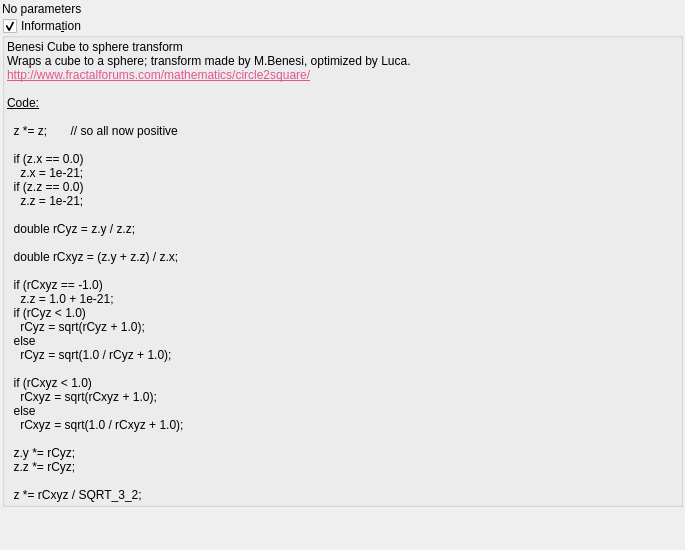
buddhi1980/mandelbulber2, file mandelbulber2/qt_data/fractal_transf_benesi_cube_sphere.ui: the form before one commit.
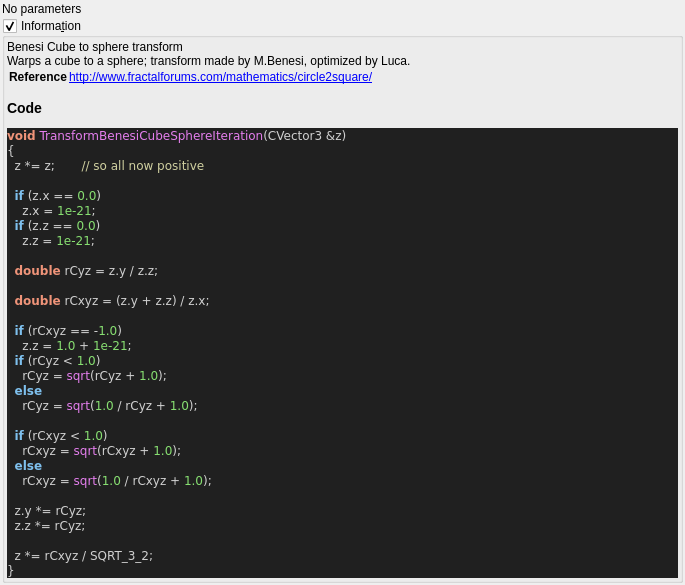
The form after the commit. Custom widgets are drawn as their Qt base class.

Commit message:
added all transforms information boxes
now all formulas can be parsed.

@buddhi do you got a reference for Xenodreambuie formula?

```diff
--- a/mandelbulber2/qt_data/fractal_transf_benesi_cube_sphere.ui
+++ b/mandelbulber2/qt_data/fractal_transf_benesi_cube_sphere.ui
@@ -69,43 +69,52 @@
       <item>
        <widget class="QLabel" name="label_4">
         <property name="text">
-         <string>&lt;!DOCTYPE HTML PUBLIC &quot;-//W3C//DTD HTML 4.0//EN&quot; &quot;http://www.w3.org/TR/REC-html40/strict.dtd&quot;&gt;
-&lt;html&gt;&lt;head&gt;&lt;meta name=&quot;qrichtext&quot; content=&quot;1&quot; /&gt;&lt;style type=&quot;text/css&quot;&gt;
-p, li { white-space: pre-wrap; }
-&lt;/style&gt;&lt;/head&gt;&lt;body&gt;
-&lt;p style=&quot; margin-top:0px; margin-bottom:0px; margin-left:0px; margin-right:0px; -qt-block-indent:0; text-indent:0px;&quot;&gt;Benesi Cube to sphere transform&lt;/p&gt;
-&lt;p style=&quot; margin-top:0px; margin-bottom:0px; margin-left:0px; margin-right:0px; -qt-block-indent:0; text-indent:0px;&quot;&gt;Wraps a cube to a sphere; transform made by M.Benesi, optimized by Luca.&lt;/p&gt;
-&lt;p style=&quot; margin-top:0px; margin-bottom:0px; margin-left:0px; margin-right:0px; -qt-block-indent:0; text-indent:0px;&quot;&gt;&lt;a href=&quot;http://www.fractalforums.com/mathematics/circle2square/&quot;&gt;&lt;span style=&quot; text-decoration: underline; color:#e85290;&quot;&gt;http://www.fractalforums.com/mathematics/circle2square/&lt;/span&gt;&lt;/a&gt;&lt;/p&gt;
-&lt;p style=&quot;-qt-paragraph-type:empty; margin-top:0px; margin-bottom:0px; margin-left:0px; margin-right:0px; -qt-block-indent:0; text-indent:0px;&quot;&gt;&lt;br /&gt;&lt;/p&gt;
-&lt;p style=&quot; margin-top:0px; margin-bottom:0px; margin-left:0px; margin-right:0px; -qt-block-indent:0; text-indent:0px;&quot;&gt;&lt;span style=&quot; text-decoration: underline;&quot;&gt;Code:&lt;/span&gt;&lt;/p&gt;
-&lt;p style=&quot;-qt-paragraph-type:empty; margin-top:0px; margin-bottom:0px; margin-left:0px; margin-right:0px; -qt-block-indent:0; text-indent:0px; text-decoration: underline;&quot;&gt;&lt;br /&gt;&lt;/p&gt;
-&lt;p style=&quot; margin-top:0px; margin-bottom:0px; margin-left:0px; margin-right:0px; -qt-block-indent:0; text-indent:0px;&quot;&gt;  z *= z;       // so all now positive&lt;/p&gt;
-&lt;p style=&quot;-qt-paragraph-type:empty; margin-top:0px; margin-bottom:0px; margin-left:0px; margin-right:0px; -qt-block-indent:0; text-indent:0px;&quot;&gt;&lt;br /&gt;&lt;/p&gt;
-&lt;p style=&quot; margin-top:0px; margin-bottom:0px; margin-left:0px; margin-right:0px; -qt-block-indent:0; text-indent:0px;&quot;&gt;  if (z.x == 0.0)&lt;/p&gt;
-&lt;p style=&quot; margin-top:0px; margin-bottom:0px; margin-left:0px; margin-right:0px; -qt-block-indent:0; text-indent:0px;&quot;&gt;    z.x = 1e-21;&lt;/p&gt;
-&lt;p style=&quot; margin-top:0px; margin-bottom:0px; margin-left:0px; margin-right:0px; -qt-block-indent:0; text-indent:0px;&quot;&gt;  if (z.z == 0.0)&lt;/p&gt;
-&lt;p style=&quot; margin-top:0px; margin-bottom:0px; margin-left:0px; margin-right:0px; -qt-block-indent:0; text-indent:0px;&quot;&gt;    z.z = 1e-21;&lt;/p&gt;
-&lt;p style=&quot;-qt-paragraph-type:empty; margin-top:0px; margin-bottom:0px; margin-left:0px; margin-right:0px; -qt-block-indent:0; text-indent:0px;&quot;&gt;&lt;br /&gt;&lt;/p&gt;
-&lt;p style=&quot; margin-top:0px; margin-bottom:0px; margin-left:0px; margin-right:0px; -qt-block-indent:0; text-indent:0px;&quot;&gt;  double rCyz = z.y / z.z;&lt;/p&gt;
-&lt;p style=&quot;-qt-paragraph-type:empty; margin-top:0px; margin-bottom:0px; margin-left:0px; margin-right:0px; -qt-block-indent:0; text-indent:0px;&quot;&gt;&lt;br /&gt;&lt;/p&gt;
-&lt;p style=&quot; margin-top:0px; margin-bottom:0px; margin-left:0px; margin-right:0px; -qt-block-indent:0; text-indent:0px;&quot;&gt;  double rCxyz = (z.y + z.z) / z.x;&lt;/p&gt;
-&lt;p style=&quot;-qt-paragraph-type:empty; margin-top:0px; margin-bottom:0px; margin-left:0px; margin-right:0px; -qt-block-indent:0; text-indent:0px;&quot;&gt;&lt;br /&gt;&lt;/p&gt;
-&lt;p style=&quot; margin-top:0px; margin-bottom:0px; margin-left:0px; margin-right:0px; -qt-block-indent:0; text-indent:0px;&quot;&gt;  if (rCxyz == -1.0)&lt;/p&gt;
-&lt;p style=&quot; margin-top:0px; margin-bottom:0px; margin-left:0px; margin-right:0px; -qt-block-indent:0; text-indent:0px;&quot;&gt;    z.z = 1.0 + 1e-21;&lt;/p&gt;
-&lt;p style=&quot; margin-top:0px; margin-bottom:0px; margin-left:0px; margin-right:0px; -qt-block-indent:0; text-indent:0px;&quot;&gt;  if (rCyz &amp;lt; 1.0)&lt;/p&gt;
-&lt;p style=&quot; margin-top:0px; margin-bottom:0px; margin-left:0px; margin-right:0px; -qt-block-indent:0; text-indent:0px;&quot;&gt;    rCyz = sqrt(rCyz + 1.0);&lt;/p&gt;
-&lt;p style=&quot; margin-top:0px; margin-bottom:0px; margin-left:0px; margin-right:0px; -qt-block-indent:0; text-indent:0px;&quot;&gt;  else&lt;/p&gt;
-&lt;p style=&quot; margin-top:0px; margin-bottom:0px; margin-left:0px; margin-right:0px; -qt-block-indent:0; text-indent:0px;&quot;&gt;    rCyz = sqrt(1.0 / rCyz + 1.0);&lt;/p&gt;
-&lt;p style=&quot;-qt-paragraph-type:empty; margin-top:0px; margin-bottom:0px; margin-left:0px; margin-right:0px; -qt-block-indent:0; text-indent:0px;&quot;&gt;&lt;br /&gt;&lt;/p&gt;
-&lt;p style=&quot; margin-top:0px; margin-bottom:0px; margin-left:0px; margin-right:0px; -qt-block-indent:0; text-indent:0px;&quot;&gt;  if (rCxyz &amp;lt; 1.0)&lt;/p&gt;
-&lt;p style=&quot; margin-top:0px; margin-bottom:0px; margin-left:0px; margin-right:0px; -qt-block-indent:0; text-indent:0px;&quot;&gt;    rCxyz = sqrt(rCxyz + 1.0);&lt;/p&gt;
-&lt;p style=&quot; margin-top:0px; margin-bottom:0px; margin-left:0px; margin-right:0px; -qt-block-indent:0; text-indent:0px;&quot;&gt;  else&lt;/p&gt;
-&lt;p style=&quot; margin-top:0px; margin-bottom:0px; margin-left:0px; margin-right:0px; -qt-block-indent:0; text-indent:0px;&quot;&gt;    rCxyz = sqrt(1.0 / rCxyz + 1.0);&lt;/p&gt;
-&lt;p style=&quot;-qt-paragraph-type:empty; margin-top:0px; margin-bottom:0px; margin-left:0px; margin-right:0px; -qt-block-indent:0; text-indent:0px;&quot;&gt;&lt;br /&gt;&lt;/p&gt;
-&lt;p style=&quot; margin-top:0px; margin-bottom:0px; margin-left:0px; margin-right:0px; -qt-block-indent:0; text-indent:0px;&quot;&gt;  z.y *= rCyz;&lt;/p&gt;
-&lt;p style=&quot; margin-top:0px; margin-bottom:0px; margin-left:0px; margin-right:0px; -qt-block-indent:0; text-indent:0px;&quot;&gt;  z.z *= rCyz;&lt;/p&gt;
-&lt;p style=&quot;-qt-paragraph-type:empty; margin-top:0px; margin-bottom:0px; margin-left:0px; margin-right:0px; -qt-block-indent:0; text-indent:0px;&quot;&gt;&lt;br /&gt;&lt;/p&gt;
-&lt;p style=&quot; margin-top:0px; margin-bottom:0px; margin-left:0px; margin-right:0px; -qt-block-indent:0; text-indent:0px;&quot;&gt;  z *= rCxyz / SQRT_3_2;&lt;/p&gt;&lt;/body&gt;&lt;/html&gt;</string>
+         <string>&lt;p&gt;Benesi Cube to sphere transform&lt;br&gt;Warps a cube to a sphere; transform made by M.Benesi, optimized by Luca.&lt;/p&gt;&lt;table&gt;
+&lt;tr&gt;&lt;th&gt;Reference&lt;/th&gt;&lt;td&gt;&lt;a href=&quot;http://www.fractalforums.com/mathematics/circle2square/&quot;&gt;http://www.fractalforums.com/mathematics/circle2square/&lt;/a&gt;&lt;/td&gt;&lt;/tr&gt;
+&lt;/table&gt;
+&lt;h3&gt;Code&lt;/h3&gt;
+&lt;!DOCTYPE HTML PUBLIC &quot;-//W3C//DTD HTML 4.0 Transitional//EN&quot;&gt;
+&lt;html&gt;
+&lt;head&gt;
+&lt;meta http-equiv=&quot;content-type&quot; content=&quot;text/html; charset=ISO-8859-1&quot;&gt;
+&lt;title&gt;Source file&lt;/title&gt;
+&lt;/head&gt;
+&lt;body style=&quot;background-color:#202020&quot;&gt;
+&lt;pre style=&quot;color:#d0d0d0; background-color:#202020;  font-family:'Courier New';&quot;&gt;&lt;span style=&quot;color:#f09479; font-weight:bold&quot;&gt;void&lt;/span&gt; &lt;span style=&quot;color:#e47eed&quot;&gt;TransformBenesiCubeSphereIteration&lt;/span&gt;&lt;span style=&quot;color:#d0d0d0&quot;&gt;(&lt;/span&gt;CVector3 &lt;span style=&quot;color:#d0d0d0&quot;&gt;&amp;amp;&lt;/span&gt;z&lt;span style=&quot;color:#d0d0d0&quot;&gt;)&lt;/span&gt;
+&lt;span style=&quot;color:#d0d0d0&quot;&gt;{&lt;/span&gt;
+  z &lt;span style=&quot;color:#d0d0d0&quot;&gt;*=&lt;/span&gt; z&lt;span style=&quot;color:#d0d0d0&quot;&gt;;&lt;/span&gt;       &lt;span style=&quot;color:#d0d0a0&quot;&gt;// so all now positive&lt;/span&gt;
+
+  &lt;span style=&quot;color:#7ec0ee; font-weight:bold&quot;&gt;if&lt;/span&gt; &lt;span style=&quot;color:#d0d0d0&quot;&gt;(&lt;/span&gt;z&lt;span style=&quot;color:#d0d0d0&quot;&gt;.&lt;/span&gt;x &lt;span style=&quot;color:#d0d0d0&quot;&gt;==&lt;/span&gt; &lt;span style=&quot;color:#87df71&quot;&gt;0.0&lt;/span&gt;&lt;span style=&quot;color:#d0d0d0&quot;&gt;)&lt;/span&gt;
+    z&lt;span style=&quot;color:#d0d0d0&quot;&gt;.&lt;/span&gt;x &lt;span style=&quot;color:#d0d0d0&quot;&gt;=&lt;/span&gt; &lt;span style=&quot;color:#87df71&quot;&gt;1e-21&lt;/span&gt;&lt;span style=&quot;color:#d0d0d0&quot;&gt;;&lt;/span&gt;
+  &lt;span style=&quot;color:#7ec0ee; font-weight:bold&quot;&gt;if&lt;/span&gt; &lt;span style=&quot;color:#d0d0d0&quot;&gt;(&lt;/span&gt;z&lt;span style=&quot;color:#d0d0d0&quot;&gt;.&lt;/span&gt;z &lt;span style=&quot;color:#d0d0d0&quot;&gt;==&lt;/span&gt; &lt;span style=&quot;color:#87df71&quot;&gt;0.0&lt;/span&gt;&lt;span style=&quot;color:#d0d0d0&quot;&gt;)&lt;/span&gt;
+    z&lt;span style=&quot;color:#d0d0d0&quot;&gt;.&lt;/span&gt;z &lt;span style=&quot;color:#d0d0d0&quot;&gt;=&lt;/span&gt; &lt;span style=&quot;color:#87df71&quot;&gt;1e-21&lt;/span&gt;&lt;span style=&quot;color:#d0d0d0&quot;&gt;;&lt;/span&gt;
+
+  &lt;span style=&quot;color:#f09479; font-weight:bold&quot;&gt;double&lt;/span&gt; rCyz &lt;span style=&quot;color:#d0d0d0&quot;&gt;=&lt;/span&gt; z&lt;span style=&quot;color:#d0d0d0&quot;&gt;.&lt;/span&gt;y &lt;span style=&quot;color:#d0d0d0&quot;&gt;/&lt;/span&gt; z&lt;span style=&quot;color:#d0d0d0&quot;&gt;.&lt;/span&gt;z&lt;span style=&quot;color:#d0d0d0&quot;&gt;;&lt;/span&gt;
+
+  &lt;span style=&quot;color:#f09479; font-weight:bold&quot;&gt;double&lt;/span&gt; rCxyz &lt;span style=&quot;color:#d0d0d0&quot;&gt;= (&lt;/span&gt;z&lt;span style=&quot;color:#d0d0d0&quot;&gt;.&lt;/span&gt;y &lt;span style=&quot;color:#d0d0d0&quot;&gt;+&lt;/span&gt; z&lt;span style=&quot;color:#d0d0d0&quot;&gt;.&lt;/span&gt;z&lt;span style=&quot;color:#d0d0d0&quot;&gt;) /&lt;/span&gt; z&lt;span style=&quot;color:#d0d0d0&quot;&gt;.&lt;/span&gt;x&lt;span style=&quot;color:#d0d0d0&quot;&gt;;&lt;/span&gt;
+
+  &lt;span style=&quot;color:#7ec0ee; font-weight:bold&quot;&gt;if&lt;/span&gt; &lt;span style=&quot;color:#d0d0d0&quot;&gt;(&lt;/span&gt;rCxyz &lt;span style=&quot;color:#d0d0d0&quot;&gt;== -&lt;/span&gt;&lt;span style=&quot;color:#87df71&quot;&gt;1.0&lt;/span&gt;&lt;span style=&quot;color:#d0d0d0&quot;&gt;)&lt;/span&gt;
+    z&lt;span style=&quot;color:#d0d0d0&quot;&gt;.&lt;/span&gt;z &lt;span style=&quot;color:#d0d0d0&quot;&gt;=&lt;/span&gt; &lt;span style=&quot;color:#87df71&quot;&gt;1.0&lt;/span&gt; &lt;span style=&quot;color:#d0d0d0&quot;&gt;+&lt;/span&gt; &lt;span style=&quot;color:#87df71&quot;&gt;1e-21&lt;/span&gt;&lt;span style=&quot;color:#d0d0d0&quot;&gt;;&lt;/span&gt;
+  &lt;span style=&quot;color:#7ec0ee; font-weight:bold&quot;&gt;if&lt;/span&gt; &lt;span style=&quot;color:#d0d0d0&quot;&gt;(&lt;/span&gt;rCyz &lt;span style=&quot;color:#d0d0d0&quot;&gt;&amp;lt;&lt;/span&gt; &lt;span style=&quot;color:#87df71&quot;&gt;1.0&lt;/span&gt;&lt;span style=&quot;color:#d0d0d0&quot;&gt;)&lt;/span&gt;
+    rCyz &lt;span style=&quot;color:#d0d0d0&quot;&gt;=&lt;/span&gt; &lt;span style=&quot;color:#e47eed&quot;&gt;sqrt&lt;/span&gt;&lt;span style=&quot;color:#d0d0d0&quot;&gt;(&lt;/span&gt;rCyz &lt;span style=&quot;color:#d0d0d0&quot;&gt;+&lt;/span&gt; &lt;span style=&quot;color:#87df71&quot;&gt;1.0&lt;/span&gt;&lt;span style=&quot;color:#d0d0d0&quot;&gt;);&lt;/span&gt;
+  &lt;span style=&quot;color:#7ec0ee; font-weight:bold&quot;&gt;else&lt;/span&gt;
+    rCyz &lt;span style=&quot;color:#d0d0d0&quot;&gt;=&lt;/span&gt; &lt;span style=&quot;color:#e47eed&quot;&gt;sqrt&lt;/span&gt;&lt;span style=&quot;color:#d0d0d0&quot;&gt;(&lt;/span&gt;&lt;span style=&quot;color:#87df71&quot;&gt;1.0&lt;/span&gt; &lt;span style=&quot;color:#d0d0d0&quot;&gt;/&lt;/span&gt; rCyz &lt;span style=&quot;color:#d0d0d0&quot;&gt;+&lt;/span&gt; &lt;span style=&quot;color:#87df71&quot;&gt;1.0&lt;/span&gt;&lt;span style=&quot;color:#d0d0d0&quot;&gt;);&lt;/span&gt;
+
+  &lt;span style=&quot;color:#7ec0ee; font-weight:bold&quot;&gt;if&lt;/span&gt; &lt;span style=&quot;color:#d0d0d0&quot;&gt;(&lt;/span&gt;rCxyz &lt;span style=&quot;color:#d0d0d0&quot;&gt;&amp;lt;&lt;/span&gt; &lt;span style=&quot;color:#87df71&quot;&gt;1.0&lt;/span&gt;&lt;span style=&quot;color:#d0d0d0&quot;&gt;)&lt;/span&gt;
+    rCxyz &lt;span style=&quot;color:#d0d0d0&quot;&gt;=&lt;/span&gt; &lt;span style=&quot;color:#e47eed&quot;&gt;sqrt&lt;/span&gt;&lt;span style=&quot;color:#d0d0d0&quot;&gt;(&lt;/span&gt;rCxyz &lt;span style=&quot;color:#d0d0d0&quot;&gt;+&lt;/span&gt; &lt;span style=&quot;color:#87df71&quot;&gt;1.0&lt;/span&gt;&lt;span style=&quot;color:#d0d0d0&quot;&gt;);&lt;/span&gt;
+  &lt;span style=&quot;color:#7ec0ee; font-weight:bold&quot;&gt;else&lt;/span&gt;
+    rCxyz &lt;span style=&quot;color:#d0d0d0&quot;&gt;=&lt;/span&gt; &lt;span style=&quot;color:#e47eed&quot;&gt;sqrt&lt;/span&gt;&lt;span style=&quot;color:#d0d0d0&quot;&gt;(&lt;/span&gt;&lt;span style=&quot;color:#87df71&quot;&gt;1.0&lt;/span&gt; &lt;span style=&quot;color:#d0d0d0&quot;&gt;/&lt;/span&gt; rCxyz &lt;span style=&quot;color:#d0d0d0&quot;&gt;+&lt;/span&gt; &lt;span style=&quot;color:#87df71&quot;&gt;1.0&lt;/span&gt;&lt;span style=&quot;color:#d0d0d0&quot;&gt;);&lt;/span&gt;
+
+  z&lt;span style=&quot;color:#d0d0d0&quot;&gt;.&lt;/span&gt;y &lt;span style=&quot;color:#d0d0d0&quot;&gt;*=&lt;/span&gt; rCyz&lt;span style=&quot;color:#d0d0d0&quot;&gt;;&lt;/span&gt;
+  z&lt;span style=&quot;color:#d0d0d0&quot;&gt;.&lt;/span&gt;z &lt;span style=&quot;color:#d0d0d0&quot;&gt;*=&lt;/span&gt; rCyz&lt;span style=&quot;color:#d0d0d0&quot;&gt;;&lt;/span&gt;
+
+  z &lt;span style=&quot;color:#d0d0d0&quot;&gt;*=&lt;/span&gt; rCxyz &lt;span style=&quot;color:#d0d0d0&quot;&gt;/&lt;/span&gt; SQRT_3_2&lt;span style=&quot;color:#d0d0d0&quot;&gt;;&lt;/span&gt;
+&lt;span style=&quot;color:#d0d0d0&quot;&gt;}&lt;/span&gt;
+&lt;/pre&gt;
+&lt;/body&gt;
+&lt;/html&gt;
+&lt;!--HTML generated by highlight 3.9, http://www.andre-simon.de/--&gt;
+</string>
         </property>
         <property name="wordWrap">
          <bool>true</bool>
```
Left out of the diff: 2 changed lines with no effect on the pictures. The commit also changes 75 other files.
